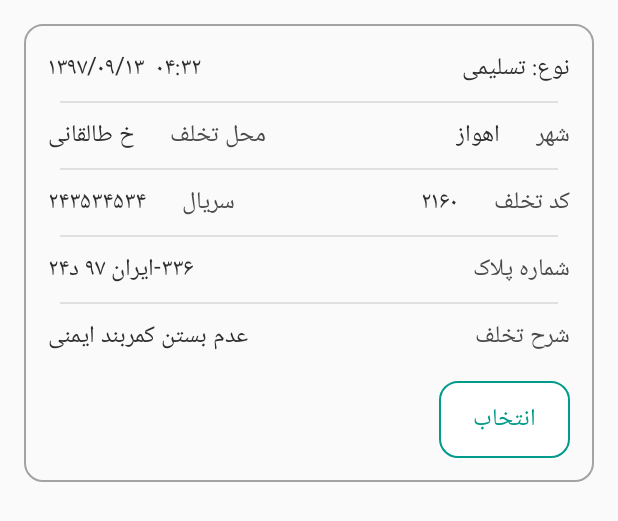
After one commit to sohraabb/InkamApp, an Android app: the layout adapter_crime.xml on its own in the app's theme, with its tools: preview values and no code run, on a phone screen of 412 x 824 dp. The commit adds this screen. Shown: the top 521 px of the screen. Run offline under Robolectric (Android 15) with nearby library versions, the phone set to English and light mode, and no system bars.

Commit message:
crimeList Activity

```diff
--- /dev/null
+++ b/app/src/main/java/com/fara/inkamapp/Adapters/CrimeAdapter.java
@@ -0,0 +1,4 @@
+package com.fara.inkamapp.Adapters;
+
+public class CrimeAdapter {
+}
--- a/app/src/main/res/drawable/green_stroke_background.xml
+++ b/app/src/main/res/drawable/green_stroke_background.xml
@@ -1,6 +1,6 @@
 <?xml version="1.0" encoding="UTF-8"?>
 <shape xmlns:android="http://schemas.android.com/apk/res/android">
-    <solid android:color="@android:color/transparent" />
+    <solid android:color="@android:color/white" />
     <stroke
         android:width="1dp"
         android:color="@color/colorMainGreen" />
--- /dev/null
+++ b/app/src/main/res/drawable/ic_check_white.xml
@@ -0,0 +1,12 @@
+<vector xmlns:android="http://schemas.android.com/apk/res/android"
+    android:width="18dp"
+    android:height="14dp"
+    android:viewportWidth="18"
+    android:viewportHeight="14">
+  <path
+      android:pathData="M16.2789,0.3072l1.4421,1.3857l-11.2905,11.7505l-6.1516,-6.4023l1.4421,-1.3857l4.7095,4.9014z"
+      android:strokeWidth="1"
+      android:fillColor="#FFFFFF"
+      android:fillType="nonZero"
+      android:strokeColor="#00000000"/>
+</vector>
--- /dev/null
+++ b/app/src/main/res/layout/adapter_crime.xml
@@ -0,0 +1,276 @@
+<?xml version="1.0" encoding="utf-8"?>
+<LinearLayout xmlns:android="http://schemas.android.com/apk/res/android"
+    xmlns:app="http://schemas.android.com/apk/res-auto"
+    android:layout_width="match_parent"
+    android:layout_height="wrap_content"
+    android:layout_margin="16dp"
+    android:background="@drawable/edittext_background_black_stroke"
+    android:orientation="vertical"
+    android:padding="16dp">
+
+    <RelativeLayout
+        android:layout_width="match_parent"
+        android:layout_height="wrap_content">
+
+        <TextView
+            android:id="@+id/tv_crime_type_title"
+            android:layout_width="wrap_content"
+            android:layout_height="wrap_content"
+            android:layout_centerInParent="true"
+            android:layout_alignParentEnd="true"
+            android:text="@string/type"
+            android:textSize="16sp"
+            android:textColor="@color/colorNightRider"/>
+        <TextView
+            android:id="@+id/tv_crime_type_value"
+            android:layout_width="wrap_content"
+            android:layout_height="wrap_content"
+            android:layout_centerInParent="true"
+            android:layout_toStartOf="@+id/tv_crime_type_title"
+            android:layout_marginEnd="4dp"
+            android:text="تسلیمی"
+            android:textSize="16sp"
+            android:textColor="@color/colorNightRider"/>
+
+        <TextView
+            android:id="@+id/tv_crime_date"
+            android:layout_width="wrap_content"
+            android:layout_height="wrap_content"
+            android:layout_centerInParent="true"
+            android:layout_alignParentStart="true"
+            android:layout_marginEnd="8dp"
+            android:text="۱۳۹۷/۰۹/۱۳"
+            android:textSize="16sp"
+            android:textColor="@color/colorNightRider"/>
+
+        <TextView
+            android:id="@+id/tv_crime_time"
+            android:layout_width="wrap_content"
+            android:layout_height="wrap_content"
+            android:layout_centerInParent="true"
+            android:layout_toEndOf="@+id/tv_crime_date"
+            android:text="۰۴:۳۲"
+            android:textSize="16sp"
+            android:textColor="@color/colorNightRider"/>
+
+
+    </RelativeLayout>
+
+    <RelativeLayout
+        android:layout_width="match_parent"
+        android:layout_height="1dp"
+        android:layout_margin="8dp"
+        android:alpha="0.1"
+        android:background="@android:color/black" />
+
+
+    <RelativeLayout
+        android:layout_width="match_parent"
+        android:layout_height="wrap_content">
+
+        <TextView
+            android:id="@+id/tv_crime_city_title"
+            android:layout_width="wrap_content"
+            android:layout_height="wrap_content"
+            android:layout_centerInParent="true"
+            android:layout_alignParentEnd="true"
+            android:text="@string/city"
+            android:textSize="16sp"
+            android:textColor="@color/colorBrown"/>
+
+        <TextView
+            android:id="@+id/tv_crime_city"
+            android:layout_width="wrap_content"
+            android:layout_height="wrap_content"
+            android:layout_centerInParent="true"
+            android:layout_marginEnd="24dp"
+            android:layout_toStartOf="@+id/tv_crime_city_title"
+            android:text="اهواز"
+            android:textSize="16sp"
+            android:textColor="@color/colorNightRider"/>
+
+        <TextView
+            android:id="@+id/tv_place_violation"
+            android:layout_width="wrap_content"
+            android:layout_height="wrap_content"
+            android:layout_centerInParent="true"
+            android:layout_alignParentStart="true"
+            android:text="خ طالقانی"
+            android:textSize="16sp"
+            android:textColor="@color/colorNightRider"/>
+
+        <TextView
+            android:id="@+id/tv_place_violation_title"
+            android:layout_width="wrap_content"
+            android:layout_height="wrap_content"
+            android:layout_centerInParent="true"
+            android:layout_marginStart="24dp"
+            android:layout_toEndOf="@+id/tv_place_violation"
+            android:text="@string/place_of_violation"
+            android:textSize="16sp"
+            android:textColor="@color/colorBrown"/>
+
+    </RelativeLayout>
+
+    <RelativeLayout
+        android:layout_width="match_parent"
+        android:layout_height="1dp"
+        android:layout_margin="8dp"
+        android:alpha="0.1"
+        android:background="@android:color/black" />
+
+    <RelativeLayout
+        android:layout_width="match_parent"
+        android:layout_height="wrap_content">
+
+        <TextView
+            android:id="@+id/tv_violation_code_title"
+            android:layout_width="wrap_content"
+            android:layout_height="wrap_content"
+            android:layout_centerInParent="true"
+            android:layout_alignParentEnd="true"
+            android:text="@string/violation_code"
+            android:textSize="16sp"
+            android:textColor="@color/colorBrown"/>
+
+        <TextView
+            android:id="@+id/tv_violation_code"
+            android:layout_width="wrap_content"
+            android:layout_height="wrap_content"
+            android:layout_centerInParent="true"
+            android:layout_marginEnd="24dp"
+            android:layout_toStartOf="@+id/tv_violation_code_title"
+            android:text="۲۱۶۰"
+            android:textSize="16sp"
+            android:textColor="@color/colorNightRider"/>
+
+        <TextView
+            android:id="@+id/tv_crime_serial"
+            android:layout_width="wrap_content"
+            android:layout_height="wrap_content"
+            android:layout_centerInParent="true"
+            android:layout_alignParentStart="true"
+            android:text="۲۴۳۵۳۴۵۳۴"
+            android:textSize="16sp"
+            android:textColor="@color/colorNightRider"/>
+
+        <TextView
+            android:id="@+id/tv_crime_serial_title"
+            android:layout_width="wrap_content"
+            android:layout_height="wrap_content"
+            android:layout_centerInParent="true"
+            android:layout_marginStart="24dp"
+            android:layout_toEndOf="@+id/tv_crime_serial"
+            android:text="@string/serial"
+            android:textSize="16sp"
+            android:textColor="@color/colorBrown"/>
+
+    </RelativeLayout>
+
+    <RelativeLayout
+        android:layout_width="match_parent"
+        android:layout_height="1dp"
+        android:layout_margin="8dp"
+        android:alpha="0.1"
+        android:background="@android:color/black" />
+
+    <RelativeLayout
+        android:layout_width="match_parent"
+        android:layout_height="wrap_content">
+
+        <TextView
+            android:id="@+id/tv_plate_number_title"
+            android:layout_width="wrap_content"
+            android:layout_height="wrap_content"
+            android:layout_centerInParent="true"
+            android:layout_alignParentEnd="true"
+            android:text="@string/plate_number"
+            android:textSize="16sp"
+            android:textColor="@color/colorBrown"/>
+
+        <TextView
+            android:id="@+id/tv_plate_number"
+            android:layout_width="wrap_content"
+            android:layout_height="wrap_content"
+            android:layout_centerInParent="true"
+            android:layout_alignParentStart="true"
+            android:text="۳۳۶-ایران ۹۷ د۲۴"
+            android:textSize="16sp"
+            android:textColor="@color/colorNightRider"/>
+    </RelativeLayout>
+
+    <RelativeLayout
+        android:layout_width="match_parent"
+        android:layout_height="1dp"
+        android:layout_margin="8dp"
+        android:alpha="0.1"
+        android:background="@android:color/black" />
+
+    <RelativeLayout
+        android:layout_width="match_parent"
+        android:layout_height="wrap_content">
+
+        <TextView
+            android:id="@+id/tv_explain_violation_title"
+            android:layout_width="wrap_content"
+            android:layout_height="wrap_content"
+            android:layout_centerInParent="true"
+            android:layout_alignParentEnd="true"
+            android:text="@string/explain_violation"
+            android:textSize="16sp"
+            android:textColor="@color/colorBrown"/>
+
+        <TextView
+            android:id="@+id/tv_explain_violation"
+            android:layout_width="wrap_content"
+            android:layout_height="wrap_content"
+            android:layout_centerInParent="true"
+            android:layout_alignParentStart="true"
+            android:text="عدم بستن کمربند ایمنی"
+            android:textSize="16sp"
+            android:textColor="@color/colorNightRider"/>
+    </RelativeLayout>
+
+    <LinearLayout
+        android:layout_width="match_parent"
+        android:layout_height="wrap_content"
+        android:orientation="horizontal"
+        android:layout_marginTop="16dp"
+        android:weightSum="60">
+
+        <RelativeLayout
+            android:layout_width="0dp"
+            android:layout_height="match_parent"
+            android:layout_weight="45"/>
+
+        <RelativeLayout
+            android:id="@+id/rl_crime_select"
+            android:layout_width="0dp"
+            android:layout_height="wrap_content"
+            android:background="@drawable/green_stroke_background"
+            android:padding="12dp"
+            android:layout_weight="15">
+
+            <ImageView
+                android:layout_width="wrap_content"
+                android:layout_height="wrap_content"
+                android:layout_centerInParent="true"
+                app:srcCompat="@drawable/ic_check_white"
+                android:visibility="gone"/>
+
+            <TextView
+                android:id="@+id/tv_crime_select"
+                android:layout_width="wrap_content"
+                android:layout_height="wrap_content"
+                android:layout_centerInParent="true"
+                android:textColor="@color/colorMainGreen"
+                android:textSize="16sp"
+                android:text="@string/select"
+                android:visibility="visible"/>
+
+
+        </RelativeLayout>
+    </LinearLayout>
+
+
+</LinearLayout>
--- a/app/src/main/res/values/strings.xml
+++ b/app/src/main/res/values/strings.xml
@@ -308,6 +308,17 @@
     <string name="all">همه</string>
     <string name="date">تاریخ</string>
     <string name="reference_number">شماره مرجع</string>
+    <string name="crimes_list">شماره مرجع</string>
+    <string name="pay_crime">پرداخت جریمه</string>
+    <string name="select_all">انتخاب همه</string>
+    <string name="type">نوع:</string>
+    <string name="city">شهر</string>
+    <string name="place_of_violation">محل تخلف</string>
+    <string name="violation_code">کد تخلف</string>
+    <string name="serial">سریال</string>
+    <string name="plate_number">شماره پلاک</string>
+    <string name="explain_violation">شرح تخلف</string>
+    <string name="select">انتخاب</string>
 
 
 </resources>
```
Also changed, not shown: app/src/main/res/drawable/ic_select.xml (added, +30 -0 lines), app/src/main/res/drawable/rounded_main_green.xml (added, +7 -0 lines), app/src/main/res/layout/activity_crimes_list.xml (+113 -0 lines).
